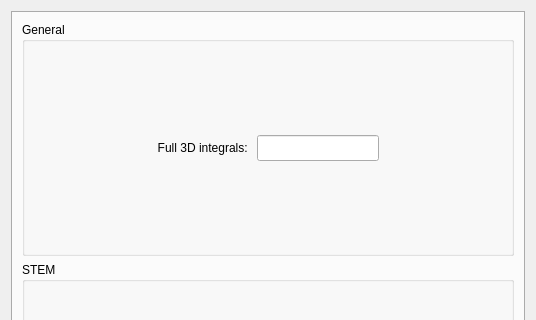
First picture: the form in dialogs/settings/frames/globalsettingsframe.ui, repository JJPPeters/clTEM, before the edit; both pictures show x 0 to 536 and y 0 to 320 of the 536 by 542 pixel window.
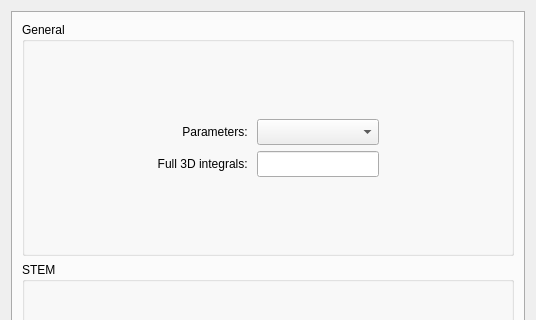
Second picture: the form after the edit.

Commit message: Added start of custom parameterisation  - params folder is search for parameterisation files. Anything with the kirkland format will currently work  - hooked up main window menus

```diff
--- a/dialogs/settings/frames/globalsettingsframe.ui
+++ b/dialogs/settings/frames/globalsettingsframe.ui
@@ -33,33 +33,7 @@
           <string>General</string>
          </property>
          <layout class="QGridLayout" name="gridLayout_4">
-          <item row="0" column="2">
-           <spacer name="verticalSpacer">
-            <property name="orientation">
-             <enum>Qt::Vertical</enum>
-            </property>
-            <property name="sizeHint" stdset="0">
-             <size>
-              <width>20</width>
-              <height>0</height>
-             </size>
-            </property>
-           </spacer>
-          </item>
-          <item row="1" column="0">
-           <spacer name="horizontalSpacer_3">
-            <property name="orientation">
-             <enum>Qt::Horizontal</enum>
-            </property>
-            <property name="sizeHint" stdset="0">
-             <size>
-              <width>0</width>
-              <height>20</height>
-             </size>
-            </property>
-           </spacer>
-          </item>
-          <item row="1" column="2">
+          <item row="2" column="2">
            <widget class="QLineEdit" name="edt3dIntegrals">
             <property name="minimumSize">
              <size>
@@ -69,7 +43,7 @@
             </property>
            </widget>
           </item>
-          <item row="1" column="3">
+          <item row="2" column="3">
            <spacer name="horizontalSpacer_4">
             <property name="orientation">
              <enum>Qt::Horizontal</enum>
@@ -82,7 +56,20 @@
             </property>
            </spacer>
           </item>
-          <item row="1" column="1">
+          <item row="3" column="2">
+           <spacer name="verticalSpacer_2">
+            <property name="orientation">
+             <enum>Qt::Vertical</enum>
+            </property>
+            <property name="sizeHint" stdset="0">
+             <size>
+              <width>20</width>
+              <height>0</height>
+             </size>
+            </property>
+           </spacer>
+          </item>
+          <item row="2" column="1">
            <widget class="QLabel" name="lbl3d">
             <property name="sizePolicy">
              <sizepolicy hsizetype="Preferred" vsizetype="Preferred">
@@ -98,8 +85,31 @@
             </property>
            </widget>
           </item>
-          <item row="2" column="2">
-           <spacer name="verticalSpacer_2">
+          <item row="2" column="0">
+           <spacer name="horizontalSpacer_3">
+            <property name="orientation">
+             <enum>Qt::Horizontal</enum>
+            </property>
+            <property name="sizeHint" stdset="0">
+             <size>
+              <width>0</width>
+              <height>20</height>
+             </size>
+            </property>
+           </spacer>
+          </item>
+          <item row="1" column="2">
+           <widget class="QComboBox" name="cmbParams">
+            <property name="minimumSize">
+             <size>
+              <width>100</width>
+              <height>26</height>
+             </size>
+            </property>
+           </widget>
+          </item>
+          <item row="0" column="2">
+           <spacer name="verticalSpacer">
             <property name="orientation">
              <enum>Qt::Vertical</enum>
             </property>
@@ -111,6 +121,22 @@
             </property>
            </spacer>
           </item>
+          <item row="1" column="1">
+           <widget class="QLabel" name="lblParameters">
+            <property name="sizePolicy">
+             <sizepolicy hsizetype="Preferred" vsizetype="Preferred">
+              <horstretch>0</horstretch>
+              <verstretch>0</verstretch>
+             </sizepolicy>
+            </property>
+            <property name="text">
+             <string>Parameters: </string>
+            </property>
+            <property name="alignment">
+             <set>Qt::AlignRight|Qt::AlignTrailing|Qt::AlignVCenter</set>
+            </property>
+           </widget>
+          </item>
          </layout>
         </widget>
        </item>
```
The commit also changes 9 other files.
